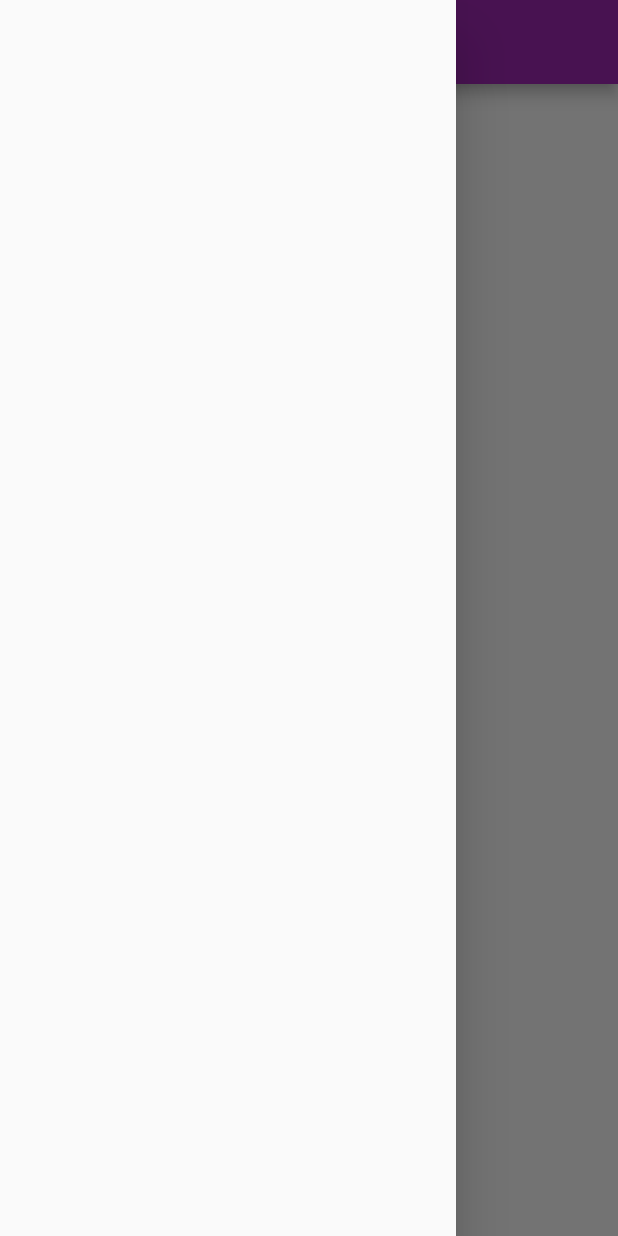
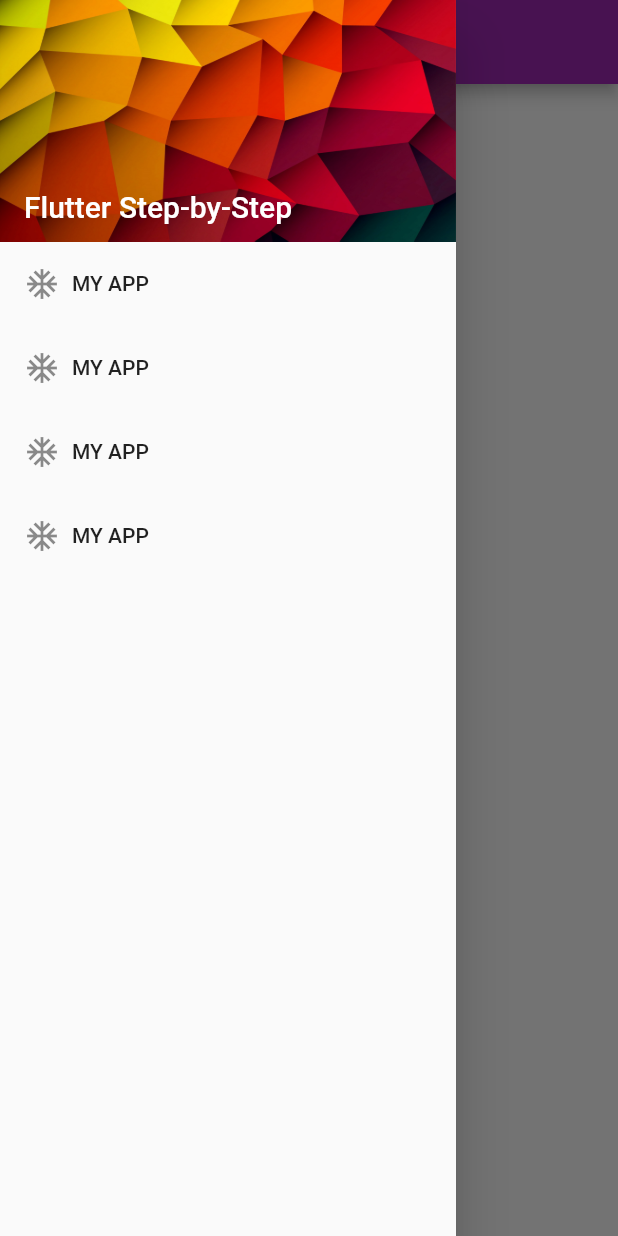
Before and after one commit to neel55555/att, a Flutter app: the screen it shows after launch, with the side drawer open, on a phone screen of 412 x 824 dp. Run offline on Flutter 3.47's test engine with Material 2 defaults, Android fonts, the light colour scheme and no system bars.

Commit message:
09/09/2020

```diff
--- /dev/null
+++ b/lib/drawer-item.dart
@@ -0,0 +1,60 @@
+import 'package:flutter/cupertino.dart';
+import 'package:flutter/material.dart';
+
+class CreateDrawerItem extends StatelessWidget {
+  @override
+  Widget build(BuildContext context) {
+    // TODO: implement build
+    return ListView(
+      children: [
+        _createHeader(),
+        _createDrawerItem(icon: Icons.ac_unit, text: 'MY APP'),
+        _createDrawerItem(icon: Icons.ac_unit, text: 'MY APP'),
+        _createDrawerItem(icon: Icons.ac_unit, text: 'MY APP'),
+        _createDrawerItem(icon: Icons.ac_unit, text: 'MY APP'),
+      ],
+    );
+  }
+}
+
+Widget _createDrawerItem({IconData icon, String text}) {
+  return ListTile(
+    title: Row(
+      children: <Widget>[
+        Icon(icon),
+        Padding(
+          padding: EdgeInsets.only(left: 8.0),
+          child: Text(text),
+        )
+      ],
+    ),
+  );
+}
+
+Widget _createHeader() {
+  return DrawerHeader(
+    margin: EdgeInsets.zero,
+    padding: EdgeInsets.zero,
+    decoration: BoxDecoration(
+      image: DecorationImage(
+        fit: BoxFit.fill,
+        image: AssetImage('assets/drawer-header-background.jpg'),
+      ),
+    ),
+    child: Stack(
+      children: <Widget>[
+        Positioned(
+          bottom: 12.0,
+          left: 16.0,
+          child: Text(
+            "Flutter Step-by-Step",
+            style: TextStyle(
+                color: Colors.white,
+                fontSize: 20.0,
+                fontWeight: FontWeight.w500),
+          ),
+        ),
+      ],
+    ),
+  );
+}
--- a/lib/main.dart
+++ b/lib/main.dart
@@ -1,4 +1,5 @@
 import 'package:flutter/material.dart';
+import 'drawer-item.dart';
 
 void main() {
   runApp(MyApp());
@@ -7,15 +8,20 @@ void main() {
 class MyApp extends StatelessWidget {
   build(BuildContext context) {
     return MaterialApp(
-        debugShowCheckedModeBanner: false,
-        theme: ThemeData(
-          primaryColor: Colors.purple,
+      debugShowCheckedModeBanner: false,
+      theme: ThemeData(
+        primaryColor: Colors.purple,
+      ),
+      title: 'MyApp',
+      home: Scaffold(
+        appBar: AppBar(
+          title: Text('MY APP'),
         ),
-        title: 'MyApp',
-        home: Scaffold(
-          drawer: Drawer(),
-          appBar: AppBar(title: Text('MyApp')),
-          body: Text(''),
-        ));
+        drawer: Drawer(
+          child: CreateDrawerItem(),
+        ),
+        body: Text('MY APP')
+      ),
+    );
   }
 }
--- a/pubspec.yaml
+++ b/pubspec.yaml
@@ -45,9 +45,8 @@ flutter:
   uses-material-design: true
 
   # To add assets to your application, add an assets section, like this:
-  # assets:
-  #   - images/a_dot_burr.jpeg
-  #   - images/a_dot_ham.jpeg
+  assets:
+    - assets/drawer-header-background.jpg
 
   # An image asset can refer to one or more resolution-specific "variants", see
   # https://flutter.dev/assets-and-images/#resolution-aware.
```
Also changed, not shown: assets/drawer-header-background.jpg (added), lib/assets/drawer-header-background.jpg (added).
